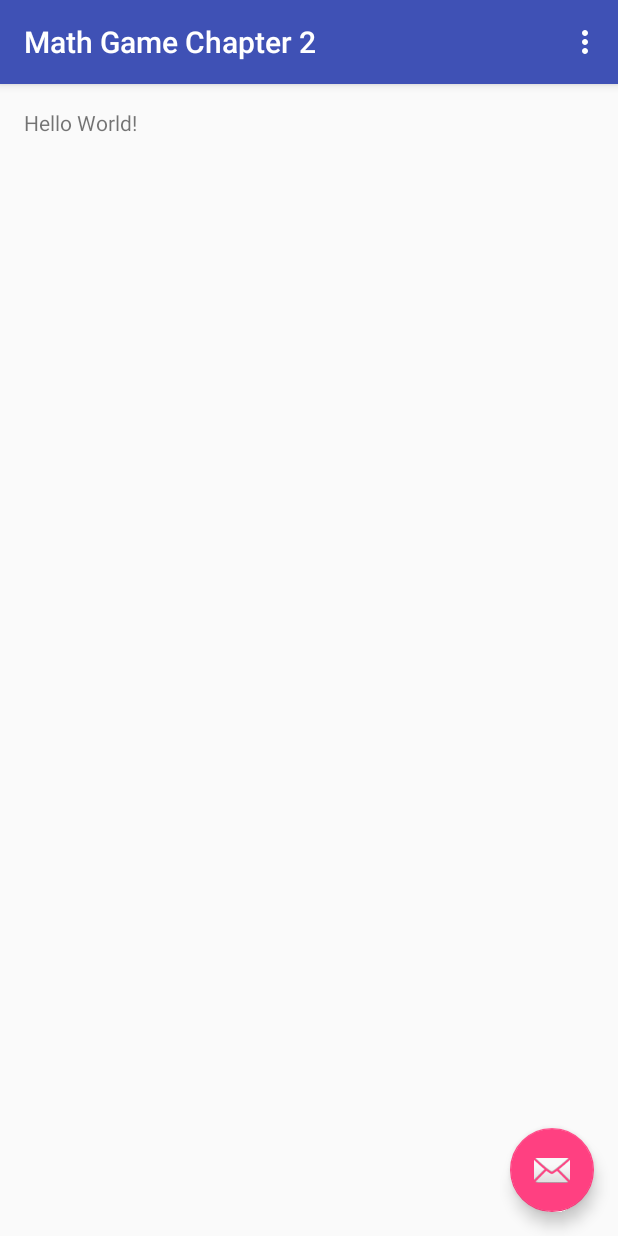
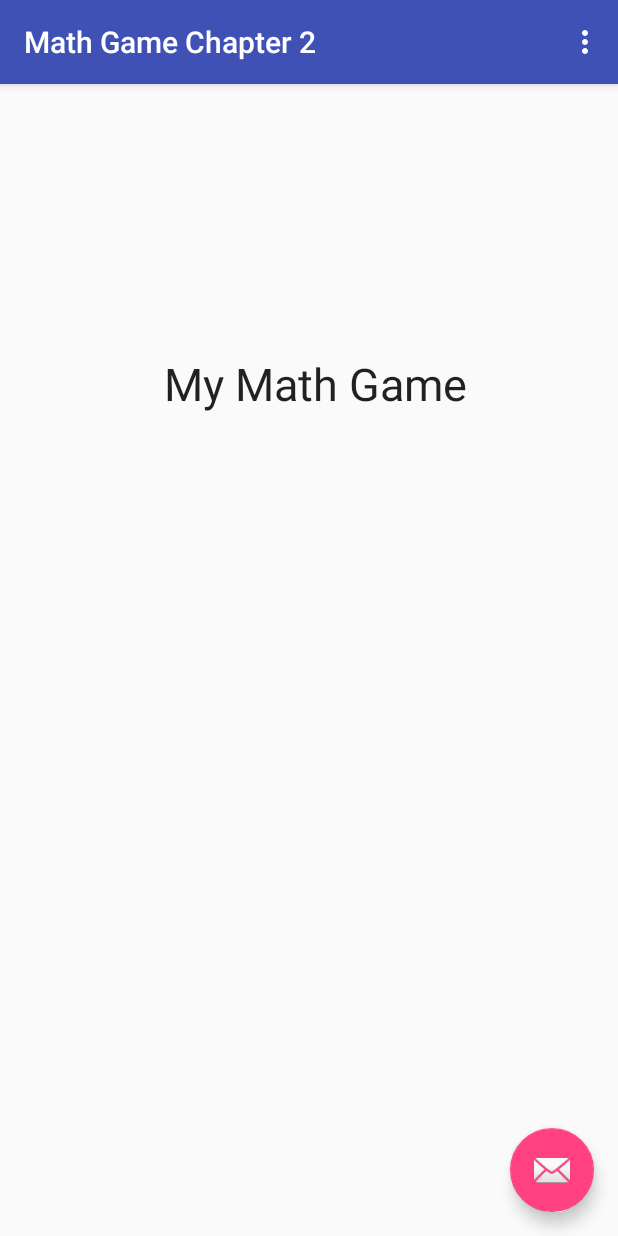
Before and after one commit to chdmark/android-math-game, an Android app: the screen it shows after launch (MainActivity), on a phone screen of 412 x 824 dp. Run offline under Robolectric (Android 15) with nearby library versions, the phone set to English and light mode, and no system bars.

Commit message:
Add title for game

```diff
--- a/app/src/main/res/layout/content_main.xml
+++ b/app/src/main/res/layout/content_main.xml
@@ -2,18 +2,26 @@
 <RelativeLayout xmlns:android="http://schemas.android.com/apk/res/android"
     xmlns:app="http://schemas.android.com/apk/res-auto"
     xmlns:tools="http://schemas.android.com/tools"
-    android:layout_width="match_parent"
+    android:layout_width="wrap_content"
     android:layout_height="match_parent"
     android:paddingBottom="@dimen/activity_vertical_margin"
     android:paddingLeft="@dimen/activity_horizontal_margin"
     android:paddingRight="@dimen/activity_horizontal_margin"
     android:paddingTop="@dimen/activity_vertical_margin"
     app:layout_behavior="@string/appbar_scrolling_view_behavior"
-    tools:context="com.christopherdmark.mathgamechapter2.MainActivity"
-    tools:showIn="@layout/activity_main">
+    tools:context="com.christopherdmark.mathgamechapter2.MainActivity">
 
     <TextView
         android:layout_width="wrap_content"
         android:layout_height="wrap_content"
-        android:text="Hello World!" />
+        android:textAppearance="?android:attr/textAppearanceLarge"
+        android:text="My Math Game"
+        android:id="@+id/textView"
+        android:layout_marginTop="163dp"
+        android:textSize="30sp"
+        android:layout_alignParentTop="true"
+        android:layout_alignParentLeft="true"
+        android:layout_alignParentStart="true"
+        android:layout_marginLeft="93dp"
+        android:layout_marginStart="93dp" />
 </RelativeLayout>
```
